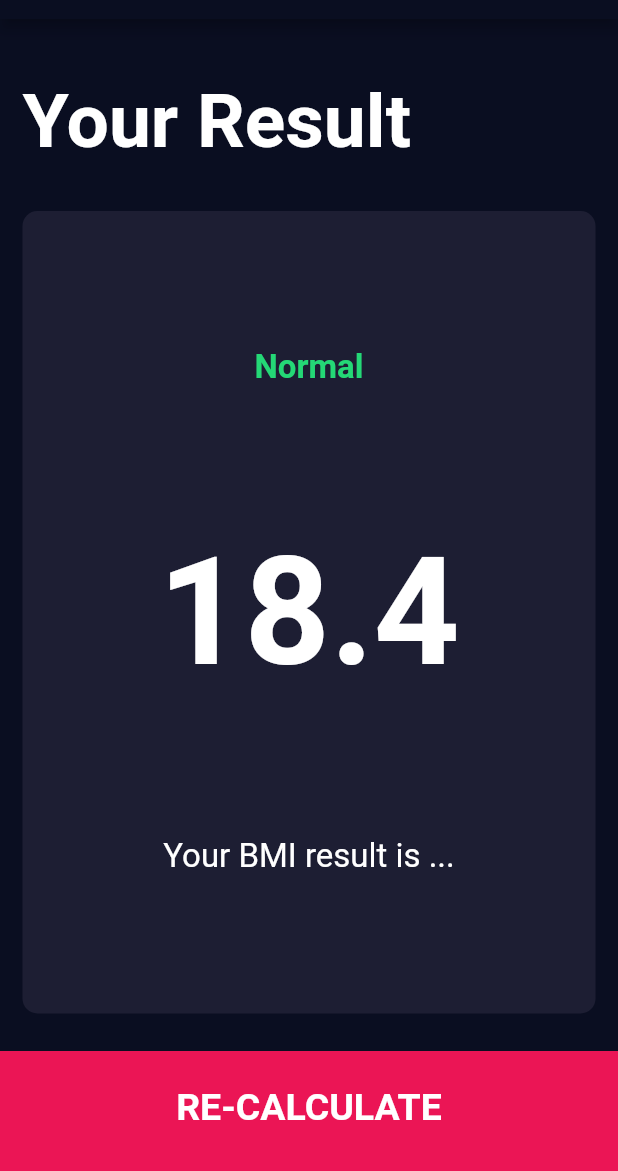
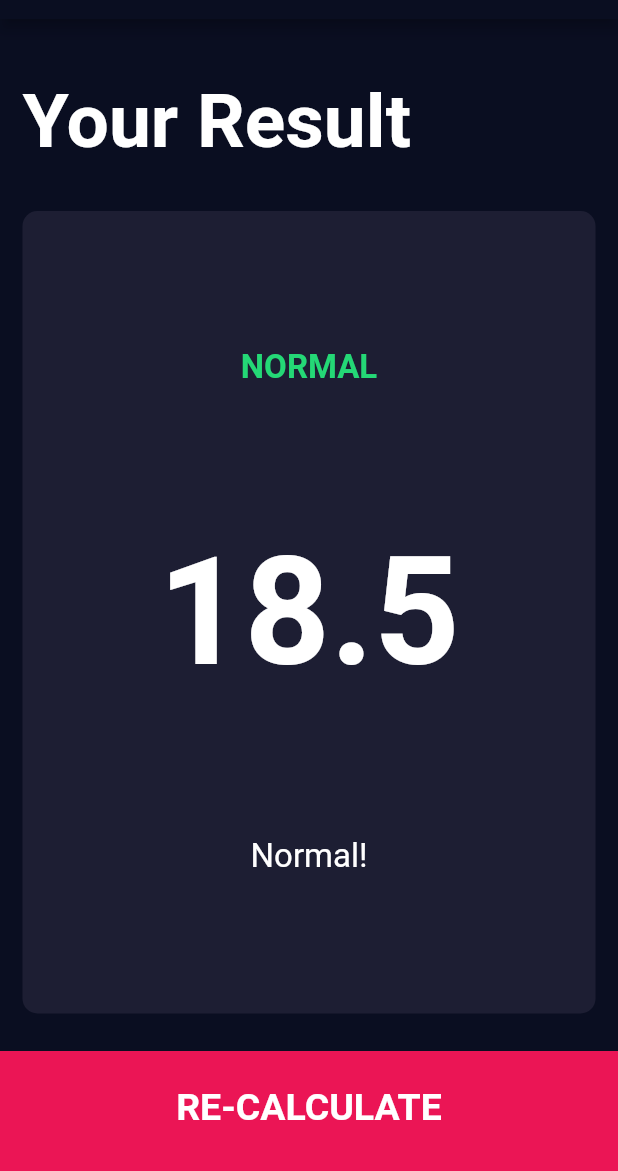
Before and after one commit to androidparanoidal/firstflutter, a Flutter app: the screen it shows after launch, after a tap on "CALCULATE", on a phone screen of 412 x 824 dp, the part 65-1236 px from its top. Run offline on Flutter 3.47's test engine with Material 2 defaults, Android fonts, the phone set to English and light mode, and no system bars; our stand-ins replace audioplayers, font_awesome_flutter, rflutter_alert.

Commit message:
Final app

```diff
--- /dev/null
+++ b/bmi_calc/lib/calculator.dart
@@ -0,0 +1,33 @@
+import 'dart:math';
+
+class Calculator {
+  Calculator({this.height, this.mass});
+  final int? height;
+  final int? mass;
+  double _bmi = 0;
+
+  String calculateBMI() {
+    _bmi = mass! / pow(height! / 100, 2);
+    return _bmi.toStringAsFixed(1);
+  }
+
+  String getResult() {
+    if (_bmi >= 25.00) {
+      return 'Overweight';
+    } else if (_bmi > 18.50) {
+      return 'Normal';
+    } else {
+      return 'Underweight';
+    }
+  }
+
+  String getInterpretation() {
+    if (_bmi >= 25.00) {
+      return 'Overweight!';
+    } else if (_bmi > 18.50) {
+      return 'Normal!';
+    } else {
+      return 'Underweight!';
+    }
+  }
+}
--- a/bmi_calc/lib/screens/input_page.dart
+++ b/bmi_calc/lib/screens/input_page.dart
@@ -7,6 +7,7 @@ import '../constants.dart';
 //import 'result_page.dart';
 import '../components/calculate_botton.dart';
 import '../components/round_icon_botton.dart';
+import 'package:bmi_calc/calculator.dart';
 
 enum Gender {
   male,
@@ -194,8 +195,17 @@ class _InputPageState extends State<InputPage> {
           CalculateBotton(
             bottonTitle: 'CALCULATE',
             onTap: () {
-              Navigator.push(context,
-                  MaterialPageRoute(builder: (context) => ResultsPage()));
+              Calculator calc = Calculator(height: height, mass: weight);
+              Navigator.push(
+                context,
+                MaterialPageRoute(
+                  builder: (context) => ResultsPage(
+                    bmiResult: calc.calculateBMI(),
+                    resultText: calc.getResult(),
+                    interpretation: calc.getInterpretation(),
+                  ),
+                ),
+              );
             },
           ),
         ],
--- a/bmi_calc/lib/screens/result_page.dart
+++ b/bmi_calc/lib/screens/result_page.dart
@@ -2,8 +2,16 @@ import 'package:bmi_calc/components/calculate_botton.dart';
 import 'package:flutter/material.dart';
 import '../constants.dart';
 import '../components/reusable_card.dart';
+import 'package:bmi_calc/calculator.dart';
 
 class ResultsPage extends StatelessWidget {
+  ResultsPage(
+      {@required this.interpretation,
+      @required this.bmiResult,
+      @required this.resultText});
+  final String? bmiResult;
+  final String? resultText;
+  final String? interpretation;
   @override
   Widget build(BuildContext context) {
     return Scaffold(
@@ -33,15 +41,15 @@ class ResultsPage extends StatelessWidget {
                 crossAxisAlignment: CrossAxisAlignment.center,
                 children: [
                   Text(
-                    'Normal',
+                    resultText!.toUpperCase(),
                     style: kResultTextStyle,
                   ),
                   Text(
-                    '18.4',
+                    bmiResult!,
                     style: kBMITextStyle,
                   ),
                   Text(
-                    'Your BMI result is ...',
+                    interpretation!,
                     textAlign: TextAlign.center,
                     style: kBodyTextStyle,
                   )
```
